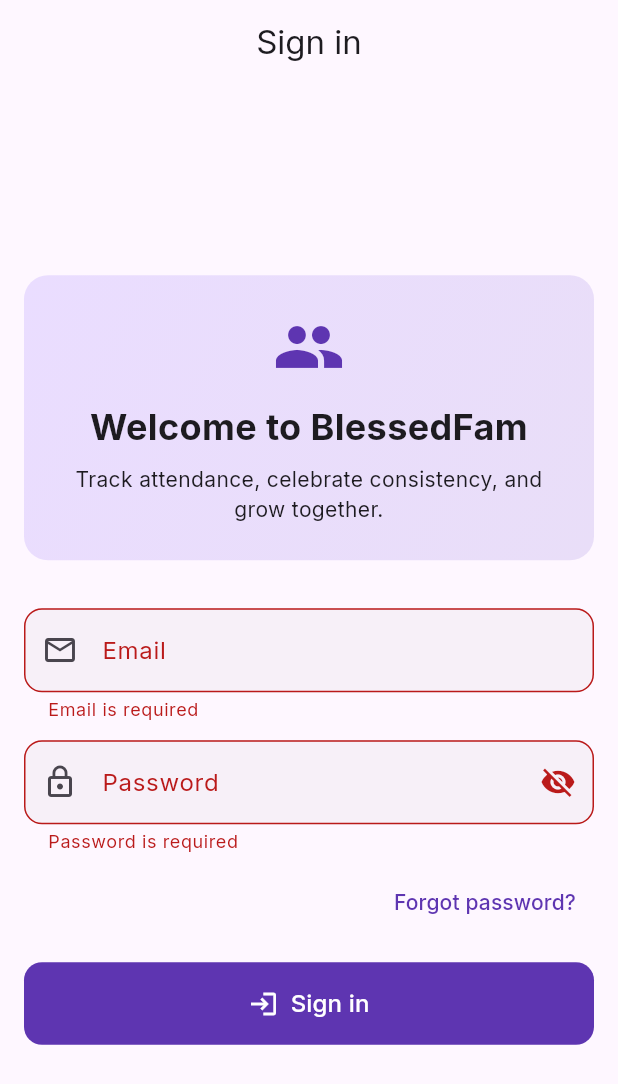
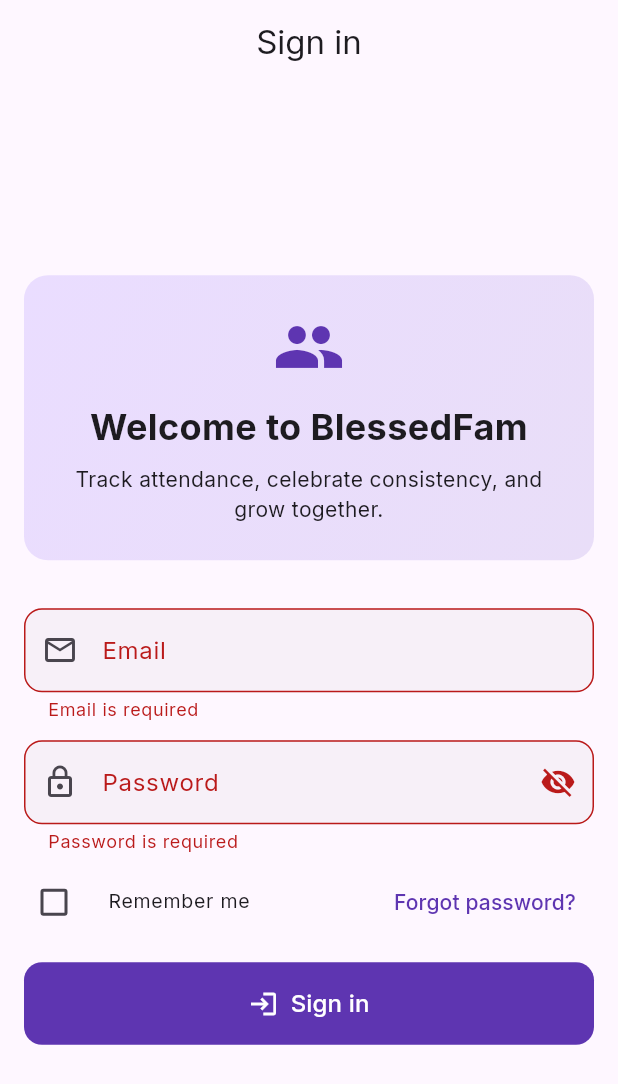
Before and after one commit to zacktam12/Blessed_Fam, a Flutter app: the screen it shows after launch, after a tap on "Sign in", on a phone screen of 412 x 824 dp. Shown: the top 1084 px of the screen. Run offline on Flutter 3.47's test engine with Material 3 defaults, Android fonts, the phone set to English and light mode, and no system bars; our stand-ins replace cached_network_image, firebase_core, firebase_messaging, flutter_riverpod, go_router, google_fonts and 3 more; accounts and stored records are empty.

Commit message:
feat: Add 'Remember me' functionality to login screen and manage email preferences

```diff
--- a/lib/features/auth/presentation/login_screen.dart
+++ b/lib/features/auth/presentation/login_screen.dart
@@ -1,6 +1,7 @@
 import 'package:flutter/material.dart';
 import 'package:flutter_riverpod/flutter_riverpod.dart';
 import 'package:go_router/go_router.dart';
+import 'package:shared_preferences/shared_preferences.dart';
 
 import '../../../core/providers/auth_providers.dart';
 import '../../../core/utils/flash.dart';
@@ -19,6 +20,45 @@
   final _formKey = GlobalKey<FormState>();
   bool _isLoading = false;
   bool _obscure = true;
+  bool _rememberMe = false;
+
+  @override
+  void initState() {
+    super.initState();
+    _loadRememberedEmail();
+  }
+
+  Future<void> _loadRememberedEmail() async {
+    try {
+      final prefs = await SharedPreferences.getInstance();
+      final rememberedEmail = prefs.getString('remembered_email');
+      final rememberMe = prefs.getBool('remember_me') ?? false;
+
+      if (rememberedEmail != null && rememberMe) {
+        setState(() {
+          _email.text = rememberedEmail;
+          _rememberMe = true;
+        });
+      }
+    } catch (e) {
+      // Silently fail if preferences can't be loaded
+    }
+  }
+
+  Future<void> _saveRememberMe() async {
+    try {
+      final prefs = await SharedPreferences.getInstance();
+      if (_rememberMe) {
+        await prefs.setString('remembered_email', _email.text.trim());
+        await prefs.setBool('remember_me', true);
+      } else {
+        await prefs.remove('remembered_email');
+        await prefs.setBool('remember_me', false);
+      }
+    } catch (e) {
+      // Silently fail if preferences can't be saved
+    }
+  }
 
   String? _validateEmail(String? value) {
     if (value == null || value.trim().isEmpty) {
@@ -78,6 +118,9 @@
     });
 
     try {
+      // Save remember me preference
+      await _saveRememberMe();
+
       // Sign in
       await ref.read(authRepositoryProvider).signInWithEmailPassword(
             email: _email.text.trim(),
@@ -200,12 +243,26 @@
                     onFieldSubmitted: (_) => _signIn(),
                   ),
                   const SizedBox(height: 8),
-                  Align(
-                    alignment: Alignment.centerRight,
-                    child: TextButton(
-                      onPressed: () => context.push('/forgot'),
-                      child: const Text('Forgot password?'),
-                    ),
+                  Row(
+                    mainAxisAlignment: MainAxisAlignment.spaceBetween,
+                    children: [
+                      Expanded(
+                        child: CheckboxListTile(
+                          title: const Text('Remember me'),
+                          value: _rememberMe,
+                          onChanged: (value) {
+                            setState(() => _rememberMe = value ?? false);
+                          },
+                          controlAffinity: ListTileControlAffinity.leading,
+                          contentPadding: EdgeInsets.zero,
+                          dense: true,
+                        ),
+                      ),
+                      TextButton(
+                        onPressed: () => context.push('/forgot'),
+                        child: const Text('Forgot password?'),
+                      ),
+                    ],
                   ),
                   const SizedBox(height: 16),
                   SizedBox(
```
